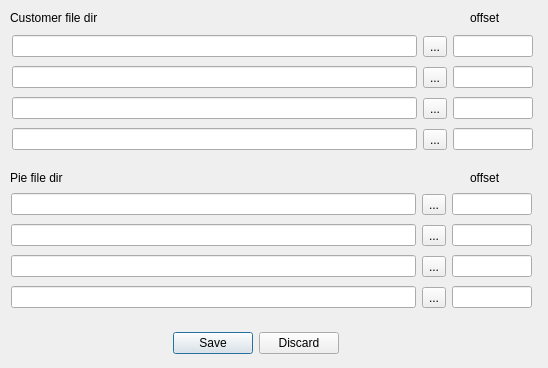
Before: the Qt Designer form childrenForm.ui in wangyixu12/Esp32DownloadTools, drawn with Qt 5.
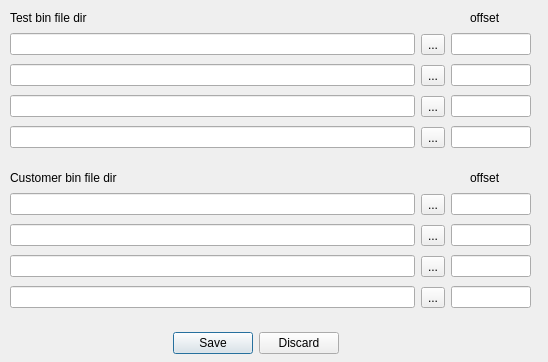
After: the same form once the commit is applied.

Commit message: 更换界面接口顺序，写好了验证erase write的程序，下一部写varify的程序

Diff of the .ui file:
```diff
--- a/childrenForm.ui
+++ b/childrenForm.ui
@@ -7,7 +7,7 @@
     <x>0</x>
     <y>0</y>
     <width>548</width>
-    <height>368</height>
+    <height>362</height>
    </rect>
   </property>
   <property name="windowTitle">
@@ -17,26 +17,26 @@
    <property name="geometry">
     <rect>
      <x>10</x>
-     <y>170</y>
+     <y>10</y>
      <width>111</width>
      <height>16</height>
     </rect>
    </property>
    <property name="text">
-    <string>Pie file dir</string>
+    <string>Test bin file dir</string>
    </property>
   </widget>
   <widget class="QLabel" name="label">
    <property name="geometry">
     <rect>
      <x>10</x>
-     <y>10</y>
+     <y>170</y>
      <width>141</width>
      <height>16</height>
     </rect>
    </property>
    <property name="text">
-    <string>Customer file dir</string>
+    <string>Customer bin file dir</string>
    </property>
   </widget>
   <widget class="QLabel" name="label_3">
@@ -84,8 +84,8 @@
   <widget class="QWidget" name="layoutWidget">
    <property name="geometry">
     <rect>
-     <x>12</x>
-     <y>32</y>
+     <x>10</x>
+     <y>190</y>
      <width>521</width>
      <height>122</height>
     </rect>
@@ -219,8 +219,8 @@
   <widget class="QWidget" name="layoutWidget">
    <property name="geometry">
     <rect>
-     <x>11</x>
-     <y>190</y>
+     <x>10</x>
+     <y>30</y>
      <width>521</width>
      <height>124</height>
     </rect>
```
The commit also changes 4 other files.
